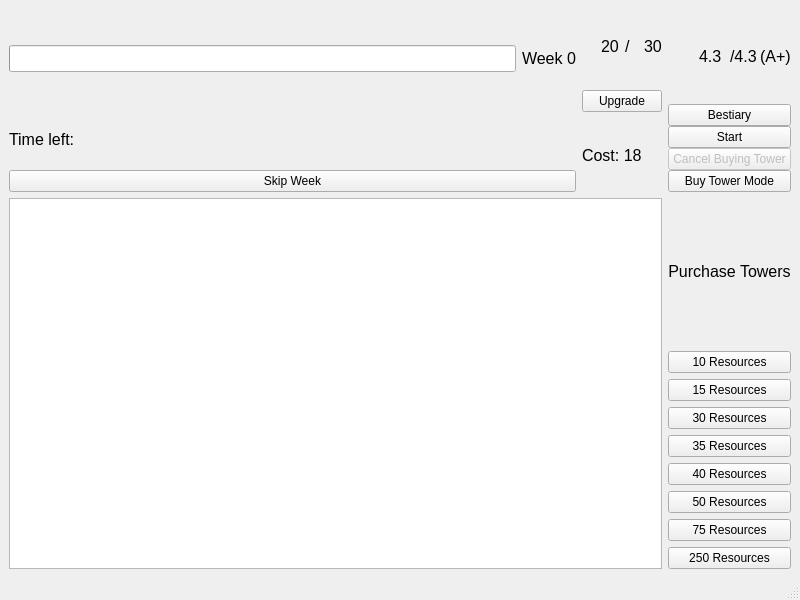
This is src/main/mainwindow.ui in chanjeff2/GroupProject as Qt 5 draws it before an edit. The edited form follows.
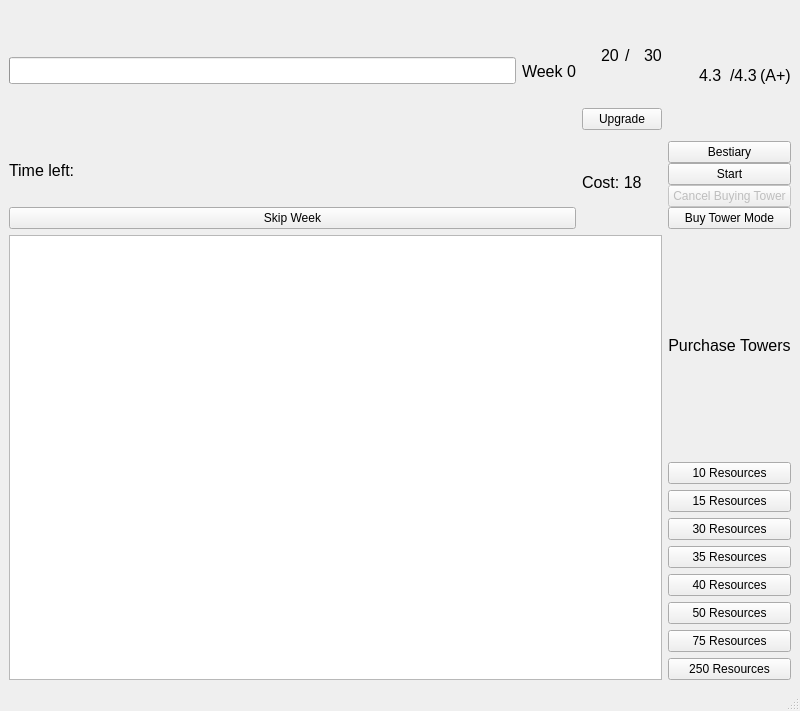
This is the edited form. Icons and pictures are not drawn.

Commit message: Now the game can successfully compile!!!!111

The edit to the form file:
```diff
--- a/src/main/mainwindow.ui
+++ b/src/main/mainwindow.ui
@@ -7,7 +7,7 @@
     <x>0</x>
     <y>0</y>
     <width>800</width>
-    <height>600</height>
+    <height>711</height>
    </rect>
   </property>
   <property name="contextMenuPolicy">
```
Left out of the diff: 32 changed lines with no effect on the pictures. The commit also changes 1 other file.
